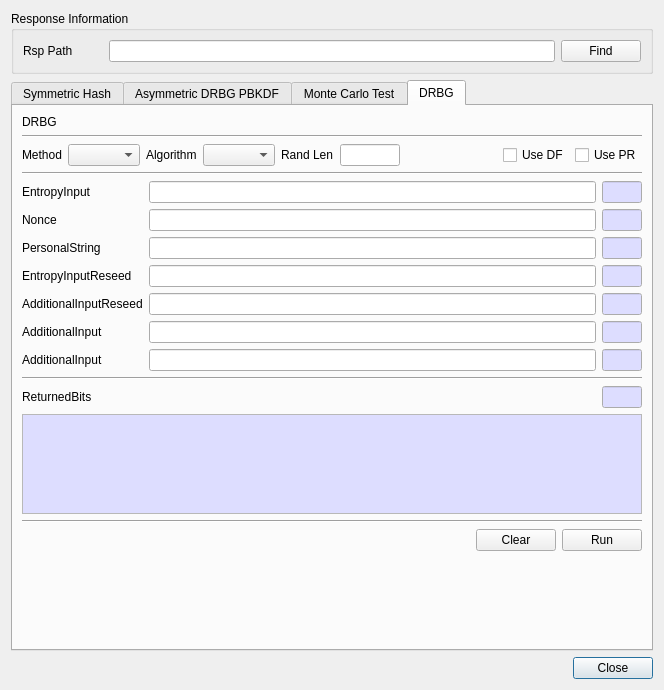
jykim74/BerEditor, file BerEditor/cavp_dlg.ui: the form before one commit.
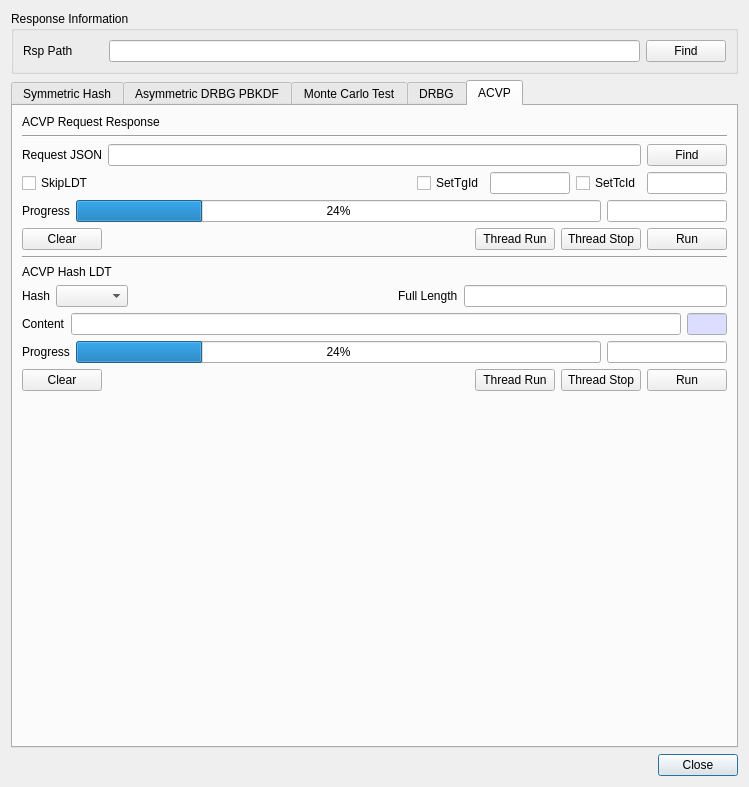
The form after the commit.

Commit message: ACVP UI 작업

```diff
--- a/BerEditor/cavp_dlg.ui
+++ b/BerEditor/cavp_dlg.ui
@@ -6,8 +6,8 @@
    <rect>
     <x>0</x>
     <y>0</y>
-    <width>648</width>
-    <height>690</height>
+    <width>749</width>
+    <height>787</height>
    </rect>
   </property>
   <property name="windowTitle">
@@ -86,7 +86,7 @@
    <item row="1" column="0">
     <widget class="QTabWidget" name="tabWidget">
      <property name="currentIndex">
-      <number>3</number>
+      <number>4</number>
      </property>
      <widget class="QWidget" name="mSymHashTab">
       <attribute name="title">
@@ -3222,6 +3222,388 @@
        </item>
       </layout>
      </widget>
+     <widget class="QWidget" name="mACVPTab">
+      <attribute name="title">
+       <string>ACVP</string>
+      </attribute>
+      <layout class="QVBoxLayout" name="verticalLayout_6">
+       <item>
+        <widget class="QLabel" name="label_66">
+         <property name="text">
+          <string>ACVP Request Response</string>
+         </property>
+        </widget>
+       </item>
+       <item>
+        <widget class="Line" name="line_18">
+         <property name="orientation">
+          <enum>Qt::Horizontal</enum>
+         </property>
+        </widget>
+       </item>
+       <item>
+        <layout class="QGridLayout" name="gridLayout_23">
+         <item row="0" column="1">
+          <widget class="QLineEdit" name="mACVP_ReqPathText"/>
+         </item>
+         <item row="0" column="0">
+          <widget class="QLabel" name="label_64">
+           <property name="text">
+            <string>Request JSON</string>
+           </property>
+          </widget>
+         </item>
+         <item row="0" column="2">
+          <widget class="QPushButton" name="mACVP_FindReqBtn">
+           <property name="text">
+            <string>Find</string>
+           </property>
+          </widget>
+         </item>
+        </layout>
+       </item>
+       <item>
+        <layout class="QGridLayout" name="gridLayout_24">
+         <item row="0" column="3">
+          <widget class="QLineEdit" name="mACVP_SetTGIDCheck">
+           <property name="maximumSize">
+            <size>
+             <width>80</width>
+             <height>16777215</height>
+            </size>
+           </property>
+          </widget>
+         </item>
+         <item row="0" column="4">
+          <widget class="QCheckBox" name="checkBox_2">
+           <property name="text">
+            <string>SetTcId</string>
+           </property>
+          </widget>
+         </item>
+         <item row="0" column="1">
+          <spacer name="horizontalSpacer_9">
+           <property name="orientation">
+            <enum>Qt::Horizontal</enum>
+           </property>
+           <property name="sizeHint" stdset="0">
+            <size>
+             <width>40</width>
+             <height>20</height>
+            </size>
+           </property>
+          </spacer>
+         </item>
+         <item row="0" column="5">
+          <widget class="QLineEdit" name="mACVP_SetTCIDCheck">
+           <property name="maximumSize">
+            <size>
+             <width>80</width>
+             <height>16777215</height>
+            </size>
+           </property>
+          </widget>
+         </item>
+         <item row="0" column="2">
+          <widget class="QCheckBox" name="checkBox">
+           <property name="text">
+            <string>SetTgId</string>
+           </property>
+          </widget>
+         </item>
+         <item row="0" column="0">
+          <widget class="QCheckBox" name="mACVP_SkipLDTCheck">
+           <property name="text">
+            <string>SkipLDT</string>
+           </property>
+          </widget>
+         </item>
+        </layout>
+       </item>
+       <item>
+        <layout class="QGridLayout" name="gridLayout_26">
+         <item row="0" column="0">
+          <widget class="QLabel" name="label_65">
+           <property name="text">
+            <string>Progress</string>
+           </property>
+          </widget>
+         </item>
+         <item row="0" column="1">
+          <widget class="QProgressBar" name="mACVP_ProgressBar">
+           <property name="value">
+            <number>24</number>
+           </property>
+          </widget>
+         </item>
+         <item row="0" column="2">
+          <widget class="QLineEdit" name="mACVP_StatusInfoText">
+           <property name="maximumSize">
+            <size>
+             <width>120</width>
+             <height>16777215</height>
+            </size>
+           </property>
+          </widget>
+         </item>
+        </layout>
+       </item>
+       <item>
+        <layout class="QGridLayout" name="gridLayout_25">
+         <item row="0" column="0">
+          <widget class="QPushButton" name="mACVP_ClearBtn">
+           <property name="text">
+            <string>Clear</string>
+           </property>
+          </widget>
+         </item>
+         <item row="0" column="4">
+          <widget class="QPushButton" name="mACVP_RunBtn">
+           <property name="text">
+            <string>Run</string>
+           </property>
+          </widget>
+         </item>
+         <item row="0" column="2">
+          <widget class="QPushButton" name="mACVP_ThreadRunBtn">
+           <property name="text">
+            <string>Thread Run</string>
+           </property>
+          </widget>
+         </item>
+         <item row="0" column="1">
+          <spacer name="horizontalSpacer_8">
+           <property name="orientation">
+            <enum>Qt::Horizontal</enum>
+           </property>
+           <property name="sizeHint" stdset="0">
+            <size>
+             <width>40</width>
+             <height>20</height>
+            </size>
+           </property>
+          </spacer>
+         </item>
+         <item row="0" column="3">
+          <widget class="QPushButton" name="mACVP_ThreadStopBtn">
+           <property name="text">
+            <string>Thread Stop</string>
+           </property>
+          </widget>
+         </item>
+        </layout>
+       </item>
+       <item>
+        <widget class="Line" name="line_17">
+         <property name="orientation">
+          <enum>Qt::Horizontal</enum>
+         </property>
+        </widget>
+       </item>
+       <item>
+        <widget class="QLabel" name="label_67">
+         <property name="text">
+          <string>ACVP Hash LDT</string>
+         </property>
+        </widget>
+       </item>
+       <item>
+        <layout class="QGridLayout" name="gridLayout_27">
+         <property name="topMargin">
+          <number>0</number>
+         </property>
+         <item row="0" column="0">
+          <widget class="QLabel" name="label_68">
+           <property name="text">
+            <string>Hash</string>
+           </property>
+          </widget>
+         </item>
+         <item row="0" column="4">
+          <widget class="QLineEdit" name="lineEdit"/>
+         </item>
+         <item row="0" column="3">
+          <widget class="QLabel" name="label_69">
+           <property name="text">
+            <string>Full Length</string>
+           </property>
+          </widget>
+         </item>
+         <item row="0" column="1">
+          <widget class="QComboBox" name="mACVP_LDTHashCombo"/>
+         </item>
+         <item row="0" column="2">
+          <spacer name="horizontalSpacer_18">
+           <property name="orientation">
+            <enum>Qt::Horizontal</enum>
+           </property>
+           <property name="sizeHint" stdset="0">
+            <size>
+             <width>40</width>
+             <height>20</height>
+            </size>
+           </property>
+          </spacer>
+         </item>
+        </layout>
+       </item>
+       <item>
+        <layout class="QGridLayout" name="gridLayout_28">
+         <property name="topMargin">
+          <number>0</number>
+         </property>
+         <item row="0" column="0">
+          <widget class="QLabel" name="label_70">
+           <property name="text">
+            <string>Content</string>
+           </property>
+          </widget>
+         </item>
+         <item row="0" column="1">
+          <widget class="QLineEdit" name="mACVP_LDTContentText"/>
+         </item>
+         <item row="0" column="2">
+          <widget class="QLineEdit" name="mACVP_LDTContentLenText">
+           <property name="minimumSize">
+            <size>
+             <width>40</width>
+             <height>0</height>
+            </size>
+           </property>
+           <property name="maximumSize">
+            <size>
+             <width>40</width>
+             <height>16777215</height>
+            </size>
+           </property>
+           <property name="palette">
+            <palette>
+             <active>
+              <colorrole role="Base">
+               <brush brushstyle="SolidPattern">
+                <color alpha="255">
+                 <red>221</red>
+                 <green>221</green>
+                 <blue>255</blue>
+                </color>
+               </brush>
+              </colorrole>
+             </active>
+             <inactive>
+              <colorrole role="Base">
+               <brush brushstyle="SolidPattern">
+                <color alpha="255">
+                 <red>221</red>
+                 <green>221</green>
+                 <blue>255</blue>
+                </color>
+               </brush>
+              </colorrole>
+             </inactive>
+             <disabled/>
+            </palette>
+           </property>
+           <property name="readOnly">
+            <bool>true</bool>
+           </property>
+          </widget>
+         </item>
+        </layout>
+       </item>
+       <item>
+        <layout class="QGridLayout" name="gridLayout_29">
+         <property name="topMargin">
+          <number>0</number>
+         </property>
+         <item row="0" column="0">
+          <widget class="QLabel" name="label_71">
+           <property name="text">
+            <string>Progress</string>
+           </property>
+          </widget>
+         </item>
+         <item row="0" column="1">
+          <widget class="QProgressBar" name="mACVP_LDTProgressBar">
+           <property name="value">
+            <number>24</number>
+           </property>
+          </widget>
+         </item>
+         <item row="0" column="2">
+          <widget class="QLineEdit" name="mACVP_LDTStatusText">
+           <property name="maximumSize">
+            <size>
+             <width>120</width>
+             <height>16777215</height>
+            </size>
+           </property>
+          </widget>
+         </item>
+        </layout>
+       </item>
+       <item>
+        <layout class="QGridLayout" name="gridLayout_30">
+         <property name="topMargin">
+          <number>0</number>
+         </property>
+         <item row="0" column="3">
+          <widget class="QPushButton" name="mACVP_LDTThreadStopBtn">
+           <property name="text">
+            <string>Thread Stop</string>
+           </property>
+          </widget>
+         </item>
+         <item row="0" column="4">
+          <widget class="QPushButton" name="mACVP_LDTRun">
+           <property name="text">
+            <string>Run</string>
+           </property>
+          </widget>
+         </item>
+         <item row="0" column="2">
+          <widget class="QPushButton" name="mACVP_LDTThreadRunBtn">
+           <property name="text">
+            <string>Thread Run</string>
+           </property>
+          </widget>
+         </item>
+         <item row="0" column="0">
+          <widget class="QPushButton" name="mACVP_LDTClearBtn">
+           <property name="text">
+            <string>Clear</string>
+           </property>
+          </widget>
+         </item>
+         <item row="0" column="1">
+          <spacer name="horizontalSpacer_19">
+           <property name="orientation">
+            <enum>Qt::Horizontal</enum>
+           </property>
+           <property name="sizeHint" stdset="0">
+            <size>
+             <width>40</width>
+             <height>20</height>
+            </size>
+           </property>
+          </spacer>
+         </item>
+        </layout>
+       </item>
+       <item>
+        <spacer name="verticalSpacer_5">
+         <property name="orientation">
+          <enum>Qt::Vertical</enum>
+         </property>
+         <property name="sizeHint" stdset="0">
+          <size>
+           <width>20</width>
+           <height>40</height>
+          </size>
+         </property>
+        </spacer>
+       </item>
+      </layout>
+     </widget>
     </widget>
    </item>
   </layout>
```
The commit also changes 2 other files.
